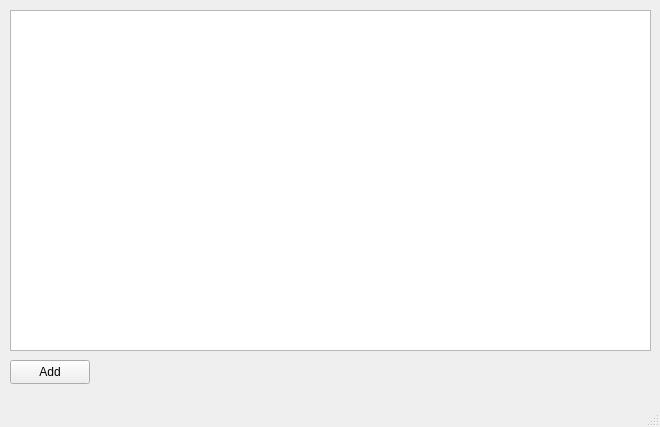
Qt form cinema.ui (mtixt/cinema) before a commit.
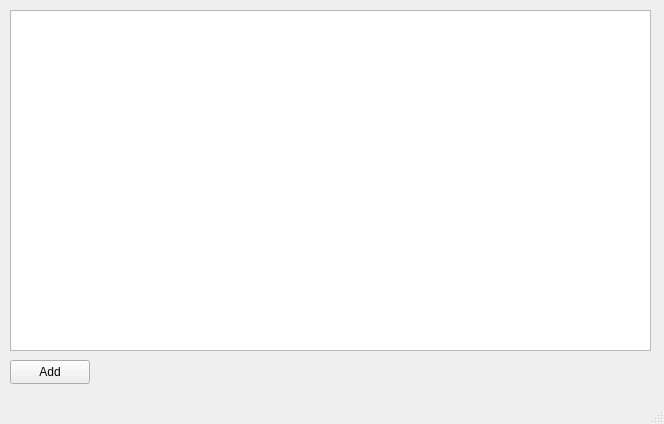
The same form after that commit.

```diff
--- a/cinema.ui
+++ b/cinema.ui
@@ -6,8 +6,8 @@
    <rect>
     <x>0</x>
     <y>0</y>
-    <width>660</width>
-    <height>427</height>
+    <width>664</width>
+    <height>424</height>
    </rect>
   </property>
   <property name="windowTitle">
```
Left out of the diff: 4 changed lines with no effect on the pictures.
